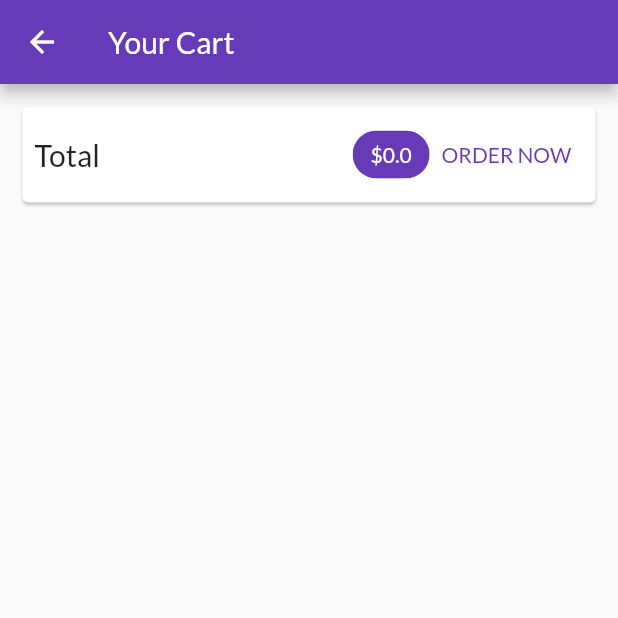
After one commit to AlexM505/ShopApp, a Flutter app: the CartScreen screen opened by its route, on a phone screen of 412 x 824 dp, the top half of it. The commit adds this screen. Run offline on Flutter 3.47's test engine with Material 2 defaults, Android fonts, the phone set to English and light mode, and no system bars; network calls fail.

Commit message:
Creando pantalla del carrito, agregando el precio total de la venta

```diff
--- a/lib/main.dart
+++ b/lib/main.dart
@@ -3,6 +3,7 @@ import 'package:provider/provider.dart';
 
 import './screens/products_overview_screen.dart';
 import './screens/product_detail_screen.dart';
+import './screens/cart_screen.dart';
 import './providers/products.dart';
 import './providers/cart.dart';
 void main() => runApp(MyApp());
@@ -28,7 +29,8 @@ class MyApp extends StatelessWidget {
         ),
         home: ProductOverviewScreen(),
         routes: {
-          ProductDetailScreen.routeName: (ctx) => ProductDetailScreen()
+          ProductDetailScreen.routeName: (ctx) => ProductDetailScreen(),
+          CartScreen.routeName: (ctx) => CartScreen()
         },
       ),
     );
--- a/lib/providers/cart.dart
+++ b/lib/providers/cart.dart
@@ -22,6 +22,14 @@ class Cart with ChangeNotifier {
 
   int get itemCount{
     return _items.length;
+  }
+
+  double get totalAmount{
+    var total = 0.0;
+    _items.forEach((key, cartItem) {
+      total += cartItem.price * cartItem.quantity;
+    });
+    return total;
   }
 
   void addItem(String productId, String title, double price) {
--- /dev/null
+++ b/lib/screens/cart_screen.dart
@@ -0,0 +1,47 @@
+import 'package:flutter/material.dart';
+import 'package:provider/provider.dart';
+
+import '../providers/cart.dart';
+
+class CartScreen extends StatelessWidget{
+
+  static const routeName = '/cart';
+
+  @override
+  Widget build(BuildContext context){
+
+    final cart = Provider.of<Cart>(context);
+
+    return Scaffold(
+      appBar: AppBar(
+        title: Text('Your Cart')
+      ),
+      body: Column(
+        children: <Widget>[
+          Card(
+            margin: EdgeInsets.all(15),
+            child: Padding(
+              padding: EdgeInsets.all(8.0),
+              child: Row(
+                mainAxisAlignment: MainAxisAlignment.spaceBetween,
+                children: <Widget>[
+                  Text('Total',style: TextStyle(fontSize: 20),),
+                  Spacer(),
+                  Chip(
+                    label: Text('\$${cart.totalAmount.toString()}', style: TextStyle(color: Theme.of(context).primaryTextTheme.headline6.color),),
+                    backgroundColor: Theme.of(context).primaryColor,
+                  ),
+                  TextButton(
+                    onPressed: (){},
+                    child: Text('ORDER NOW'),
+                    style: TextButton.styleFrom(primary: Theme.of(context).primaryColor)
+                  )
+                ],
+              ),
+            ),
+          )
+        ]
+      ),
+    );
+  }
+}
--- a/lib/screens/products_overview_screen.dart
+++ b/lib/screens/products_overview_screen.dart
@@ -4,6 +4,7 @@ import 'package:provider/provider.dart';
 import '../widgets/products_grid.dart';
 import '../widgets/badge.dart';
 import '../providers/cart.dart';
+import 'cart_screen.dart';
 
 enum FilterOptions{
   Favorites,
@@ -52,7 +53,9 @@ class _ProductOverviewScreenState extends State<ProductOverviewScreen> {
             ),
             child: IconButton(
               icon: Icon(Icons.shopping_cart),
-              onPressed: (){},
+              onPressed: (){
+                Navigator.of(context).pushNamed(CartScreen.routeName);
+              },
             ),
           )
         ],
```
